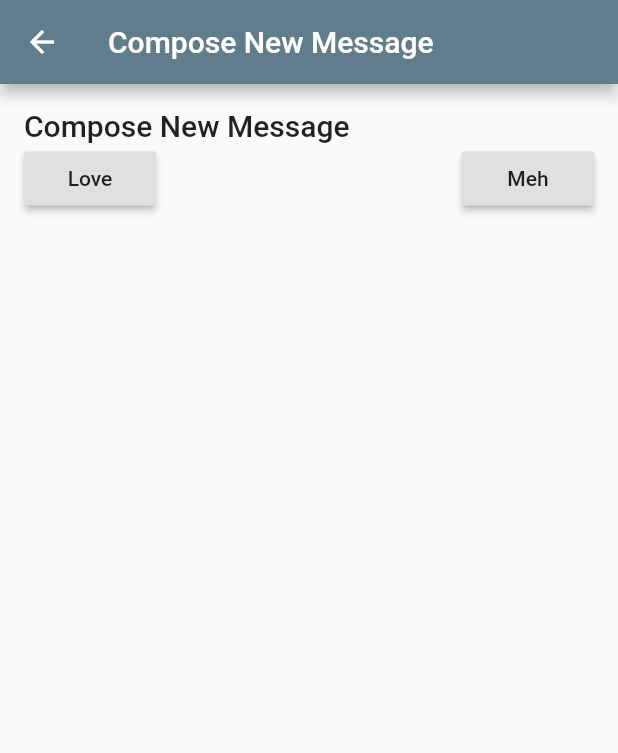
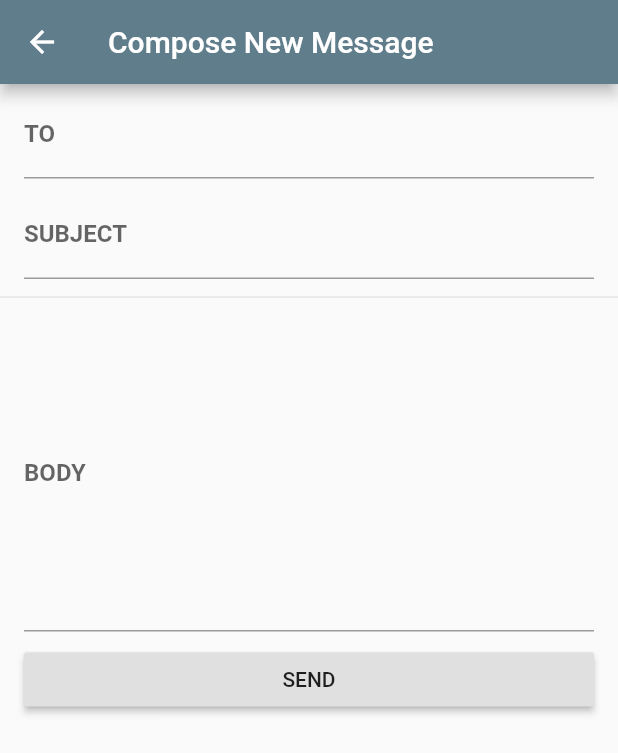
Before and after one commit to mccolm-robotics/Claver-Mobile-App, a Flutter app: the MessageCompose screen opened directly, on a phone screen of 412 x 824 dp. Shown: the top 753 px of the screen. Run offline on Flutter 3.47's test engine with Material 2 defaults, Android fonts, the phone set to English and light mode, and no system bars; our stand-ins replace flutter_slidable, font_awesome_flutter; generated files the repository leaves out were written again; network calls fail.

Commit message:
Added framework code

```diff
--- a/lib/MessageCompose.dart
+++ b/lib/MessageCompose.dart
@@ -1,37 +1,84 @@
 import 'package:flutter/material.dart';
 
-class MessageCompose extends StatelessWidget {
+import 'Message.dart';
+
+class MessageCompose extends StatefulWidget {
+  @override
+  _MessageComposeState createState() => _MessageComposeState();
+}
+
+class _MessageComposeState extends State<MessageCompose> {
+  String to = "";
+  String subject = "";
+  String body =  "";
+
+  final key = GlobalKey<FormState>();
+
   @override
   Widget build(BuildContext context) {
     return Scaffold(
         appBar: AppBar(
           title: Text("Compose New Message"),
         ),
-        body: Container(
-            padding: EdgeInsets.all(16),
-            child: Column(
-              crossAxisAlignment: CrossAxisAlignment.start,
-              children: <Widget>[
-                Text("Compose New Message",
-                    style: Theme.of(context).textTheme.title),
-                Row(
-                  mainAxisAlignment: MainAxisAlignment.spaceBetween,
+        body: SingleChildScrollView(
+            child:Form(
+                key: key,
+                child: Column(
                   children: <Widget>[
-                    RaisedButton(
-                      child: Text("Love"),
-                      onPressed: () {
-                        Navigator.pop(context, "Love");
-                      },
+                    ListTile(
+                      title: TextFormField(
+                        validator: (value) => !value.contains('@')
+                            ? "'TO' field must be a valid email"
+                            : null,
+                        onSaved: (value) => to = value,
+                        decoration: InputDecoration(
+                            labelText: 'TO',
+                            labelStyle: TextStyle(fontWeight: FontWeight.bold)),
+                      ),
                     ),
-                    RaisedButton(
-                      child: Text("Meh"),
-                      onPressed: () {
-                        Navigator.pop(context, "Meh");
-                      },
+                    ListTile(
+                      title: TextFormField(
+                        validator: (value) {
+                          int len = value.length;
+                          if (len == 0) {
+                            return "'SUBJECT' cannot be empty";
+                          } else if (len < 4){
+                            return "'SUBJECT' must be longer than 4 characters";
+                          }
+                          return null;
+                        },
+                        onSaved: (value) => subject = value,
+                        decoration: InputDecoration(
+                            labelText: 'SUBJECT',
+                            labelStyle: TextStyle(fontWeight: FontWeight.bold)),
+                      ),
+                    ),
+                    Divider(),
+                    ListTile(
+                      title: TextFormField(
+                        onSaved: (value) => body = value,
+                        decoration: InputDecoration(
+                            labelText: 'BODY',
+                            labelStyle: TextStyle(fontWeight: FontWeight.bold)),
+                        maxLines: 9,
+                      ),
+                    ),
+                    ListTile(
+                      title: RaisedButton(
+                        child: Text('SEND'),
+                        onPressed: () {
+                          if (this.key.currentState.validate()) {
+                            this.key.currentState.save();
+
+                            Message message = Message(subject, body);
+
+                            Navigator.pop(context, message);
+                          }
+                        },
+                      ),
                     )
                   ],
                 )
-              ],
             )
         )
     );
--- a/lib/main.dart
+++ b/lib/main.dart
@@ -1,6 +1,6 @@
 import 'package:flutter/material.dart';
 
-import 'package:claver/MessageList.dart';
+import 'App.dart';
 
 void main() {
     runApp(MyApp());
@@ -12,7 +12,7 @@ class MyApp extends StatelessWidget {
         return MaterialApp(
             title: 'Claver Mobile App',
             theme: ThemeData(primarySwatch: Colors.blueGrey, accentColor: Colors.red),
-            home: MessageList(title: 'Claver Control App')
+            home: App()
         );
     }
 }
--- a/pubspec.yaml
+++ b/pubspec.yaml
@@ -29,6 +29,8 @@ dependencies:
   # Use with the CupertinoIcons class for iOS style icons.
   cupertino_icons: ^0.1.3
   http:
+  font_awesome_flutter:
+  flutter_slidable: ^0.5.4
 
 dev_dependencies:
   flutter_test:
```
Also changed, not shown: lib/App.dart (added, +38 -0 lines), lib/AppDrawer.dart (added, +70 -0 lines), lib/ComposeButton.dart (+15 -7 lines), lib/Message.dart (+9 -3 lines), lib/MessageList.dart (+52 -22 lines), pubspec.lock.
